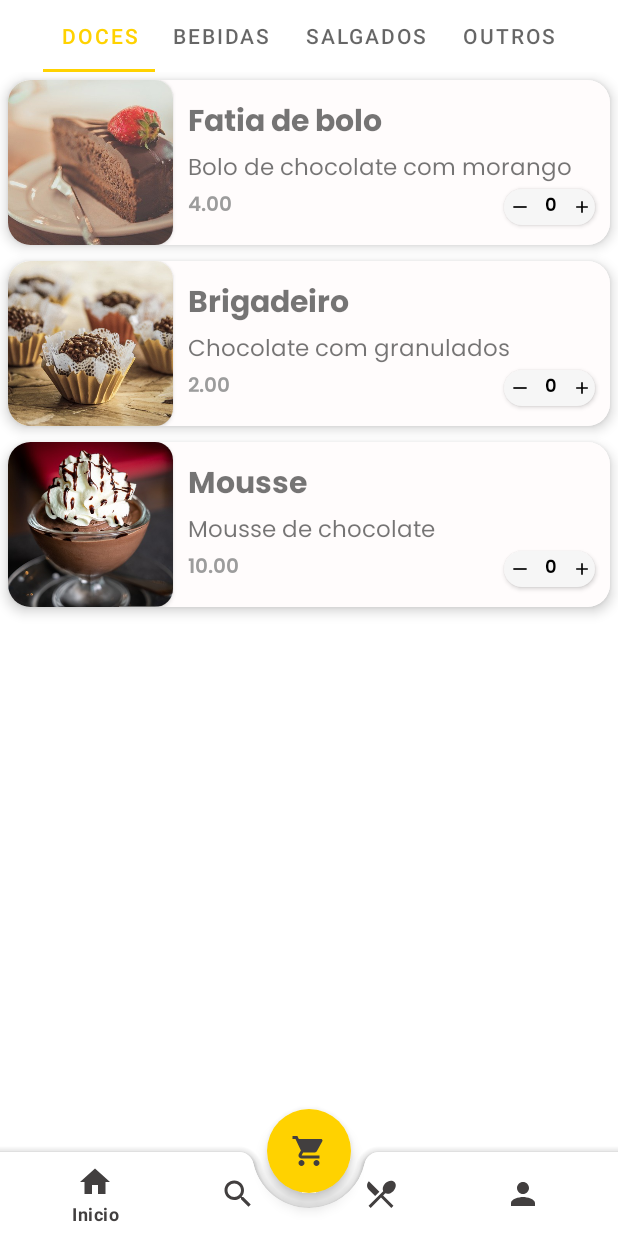
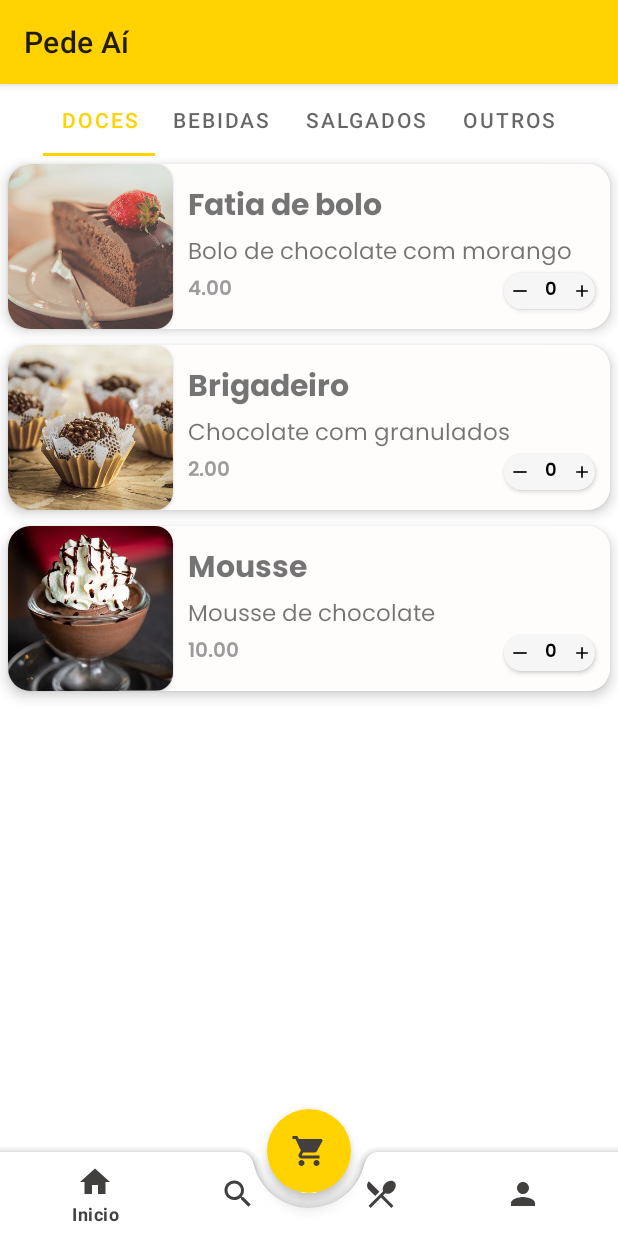
Before and after one commit to weslley-lima04/TCCCantinaToshio, an Android app: the screen it shows after launch (MainActivity), on a phone screen of 412 x 824 dp. Run offline under Robolectric (Android 15) with nearby library versions, the phone set to English and light mode, and no system bars.

Commit message:
Com logo

```diff
--- a/app/src/main/java/com/cantinatoshio/app/MainActivity.java
+++ b/app/src/main/java/com/cantinatoshio/app/MainActivity.java
@@ -35,10 +35,7 @@ public class MainActivity extends AppCompatActivity
     {
         super.onCreate(savedInstanceState);
         setContentView(R.layout.activity_main);
-        if (getSupportActionBar() != null)
-        {
-            getSupportActionBar().hide();
-        }
+
 
         //chamando lista pedidos
         new Cliente().getPedidosCliente();
--- /dev/null
+++ b/app/src/main/java/com/cantinatoshio/app/SplashScreen.java
@@ -0,0 +1,23 @@
+package com.cantinatoshio.app;
+
+import androidx.appcompat.app.AppCompatActivity;
+
+import android.content.Intent;
+import android.os.Bundle;
+import android.os.Handler;
+
+public class SplashScreen extends AppCompatActivity
+{
+
+    protected void onCreate(Bundle savedInstanceState) {
+        super.onCreate(savedInstanceState);
+
+        new Handler().postDelayed(new Runnable() {
+            @Override
+            public void run() {
+                startActivity(new Intent(SplashScreen.this,MainActivity.class));
+                finish();
+            }
+        }, 2000);
+    }
+}
--- /dev/null
+++ b/app/src/main/res/drawable/ic_baseline_menu.xml
@@ -0,0 +1,5 @@
+<vector android:height="24dp" android:tint="#000000"
+    android:viewportHeight="24" android:viewportWidth="24"
+    android:width="24dp" xmlns:android="http://schemas.android.com/apk/res/android">
+    <path android:fillColor="@android:color/white" android:pathData="M3,18h18v-2L3,16v2zM3,13h18v-2L3,11v2zM3,6v2h18L21,6L3,6z"/>
+</vector>
--- /dev/null
+++ b/app/src/main/res/drawable/splash_background.xml
@@ -0,0 +1,7 @@
+<?xml version="1.0" encoding="utf-8"?>
+<layer-list xmlns:android="http://schemas.android.com/apk/res/android">
+    <item android:drawable="@color/white"/>
+    <item>
+        <bitmap android:src="@drawable/splash_icon" android:gravity="center" />
+    </item>
+</layer-list>
--- a/app/src/main/res/layout/modelo_pedidos_deslogado.xml
+++ b/app/src/main/res/layout/modelo_pedidos_deslogado.xml
@@ -30,7 +30,7 @@
                 android:layout_height="125dp"
                 android:layout_gravity="center"
                 android:layout_marginTop="10dp"
-                android:src="@drawable/logo" />
+                android:src="@drawable/dormindo" />
 
             <TextView
                 android:textStyle="bold"
--- a/app/src/main/res/menu/menu_btnnav.xml
+++ b/app/src/main/res/menu/menu_btnnav.xml
@@ -1,5 +1,6 @@
 <?xml version="1.0" encoding="utf-8"?>
 <menu xmlns:android="http://schemas.android.com/apk/res/android">
+
     <item
         android:id="@+id/ic_Home"
         android:icon="@drawable/ic_baseline_home"
--- a/app/src/main/res/values/strings.xml
+++ b/app/src/main/res/values/strings.xml
@@ -1,5 +1,5 @@
 <resources>
-    <string name="app_name">Cantina Toshio</string>
+    <string name="app_name">Pede Aí</string>
     <!-- TODO: Remove or change this placeholder text -->
     <string name="hello_blank_fragment">Hello blank fragment</string>
 </resources>
--- a/app/src/main/res/values/themes.xml
+++ b/app/src/main/res/values/themes.xml
@@ -5,6 +5,7 @@
         <item name="colorPrimary">#fff</item>
         <item name="colorPrimaryDark">#ffd900</item>
         <item name="colorAccent">@color/teal_200</item>
+        <item name="android:statusBarColor">@color/yellowapp</item>
         <!-- Customize your theme here. -->
     </style>
 
@@ -18,7 +19,13 @@
         <item name="colorSecondary">#000</item>
         <item name="colorSecondaryVariant">#ccc</item>
         <item name="colorOnSecondary">#fff</item>
+        <item name="android:statusBarColor">@color/yellowapp</item>
         <!-- Customize your theme here. -->
+    </style>
+
+    <style name="Theme.Splash" parent="Theme.MaterialComponents.DayNight.NoActionBar">
+        <item name="android:windowBackground">@drawable/splash_background</item>
+        <item name="android:statusBarColor">@color/yellowapp</item>
     </style>
 
 
```
Also changed, not shown: app/src/main/AndroidManifest.xml (+18 -9 lines), app/src/main/java/com/cantinatoshio/app/CarrinhoActivity.java (+0 -10 lines), app/src/main/java/com/cantinatoshio/app/Database/LoginConstants.java (deleted, +0 -26 lines), app/src/main/java/com/cantinatoshio/app/Database/LoginTabela.java (deleted, +0 -82 lines), app/src/main/res/layout/appbar_nav.xml (added, +43 -0 lines), app/src/main/res/drawable-v24/logosf.png (added), app/src/main/res/drawable/dormindo.jpg (added), app/src/main/res/drawable/splash_icon.png (added), app/src/main/res/drawable/splash_temp.jpeg (added), app/src/main/res/mipmap-hdpi/ic_app_launcher.png (added), app/src/main/res/mipmap-hdpi/ic_app_launcher_round.png (added).
